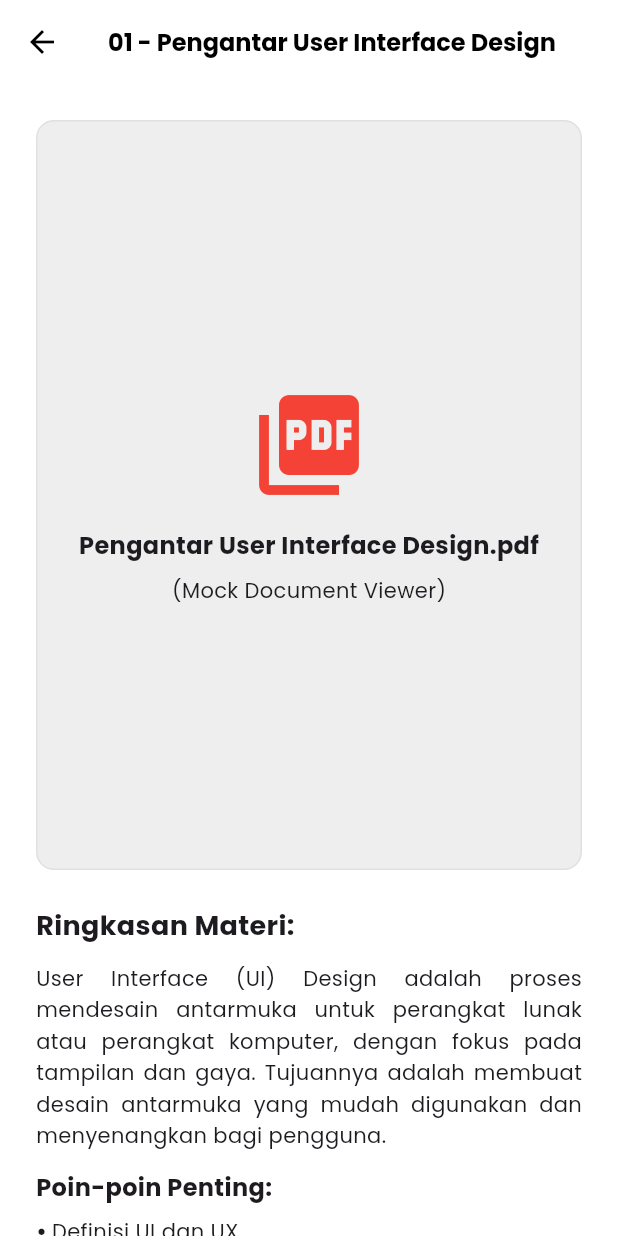
After one commit to iqbalurrofiq/Lentera2, a Flutter app: the IntroductionUIDPage screen opened directly, on a phone screen of 412 x 824 dp. The commit adds this screen. Run offline on Flutter 3.47's test engine with Material 3 defaults, Android fonts, the phone set to English and light mode, and no system bars; our stand-ins replace google_fonts.

Commit message:
Isi Button pengantar user interface design

```diff
--- /dev/null
+++ b/lentera/lib/pages/introduction_uid_page.dart
@@ -0,0 +1,88 @@
+import 'package:flutter/material.dart';
+import '../theme/colors.dart';
+
+class IntroductionUIDPage extends StatelessWidget {
+  const IntroductionUIDPage({super.key});
+
+  @override
+  Widget build(BuildContext context) {
+    return Scaffold(
+      backgroundColor: Colors.white,
+      appBar: AppBar(
+        leading: const BackButton(color: Colors.black),
+        title: const Text(
+          '01 - Pengantar User Interface Design',
+          style: TextStyle(color: Colors.black, fontWeight: FontWeight.bold, fontSize: 16),
+        ),
+        centerTitle: true,
+        backgroundColor: Colors.white,
+        elevation: 0,
+      ),
+      body: SingleChildScrollView(
+        padding: const EdgeInsets.all(24.0),
+        child: Column(
+          crossAxisAlignment: CrossAxisAlignment.start,
+          children: [
+            // Simulating a PDF or Document View
+            Container(
+              width: double.infinity,
+              height: 500, // Placeholder height
+              decoration: BoxDecoration(
+                color: Colors.grey[200],
+                border: Border.all(color: Colors.grey[300]!),
+                borderRadius: BorderRadius.circular(12),
+              ),
+              child: const Column(
+                mainAxisAlignment: MainAxisAlignment.center,
+                children: [
+                  Icon(Icons.picture_as_pdf, size: 80, color: Colors.red),
+                  SizedBox(height: 16),
+                  Text(
+                    'Pengantar User Interface Design.pdf',
+                    style: TextStyle(fontSize: 16, fontWeight: FontWeight.bold),
+                  ),
+                  SizedBox(height: 8),
+                  Text('(Mock Document Viewer)'),
+                ],
+              ),
+            ),
+            const SizedBox(height: 24),
+            const Text(
+              'Ringkasan Materi:',
+              style: TextStyle(fontSize: 18, fontWeight: FontWeight.bold),
+            ),
+            const SizedBox(height: 12),
+            const Text(
+              'User Interface (UI) Design adalah proses mendesain antarmuka untuk perangkat lunak atau perangkat komputer, dengan fokus pada tampilan dan gaya. Tujuannya adalah membuat desain antarmuka yang mudah digunakan dan menyenangkan bagi pengguna.',
+              style: TextStyle(fontSize: 14, height: 1.5),
+              textAlign: TextAlign.justify,
+            ),
+            const SizedBox(height: 12),
+            const Text(
+              'Poin-poin Penting:',
+              style: TextStyle(fontSize: 16, fontWeight: FontWeight.bold),
+            ),
+            const SizedBox(height: 8),
+            _buildBulletPoint('Definisi UI dan UX'),
+            _buildBulletPoint('Pentingnya UI yang baik'),
+            _buildBulletPoint('Komponen dasar UI'),
+            _buildBulletPoint('Prinsip-prinsip desain visual'),
+          ],
+        ),
+      ),
+    );
+  }
+
+  Widget _buildBulletPoint(String text) {
+    return Padding(
+      padding: const EdgeInsets.only(bottom: 8.0),
+      child: Row(
+        crossAxisAlignment: CrossAxisAlignment.start,
+        children: [
+          const Text('• ', style: TextStyle(fontSize: 14, fontWeight: FontWeight.bold)),
+          Expanded(child: Text(text, style: const TextStyle(fontSize: 14))),
+        ],
+      ),
+    );
+  }
+}
--- a/lentera/lib/pages/material_detail_page.dart
+++ b/lentera/lib/pages/material_detail_page.dart
@@ -1,6 +1,7 @@
 import 'package:flutter/material.dart';
 import 'package:url_launcher/url_launcher.dart';
 import '../theme/colors.dart';
+import 'introduction_uid_page.dart'; // Add this import
 
 class MaterialDetailPage extends StatefulWidget {
   const MaterialDetailPage({super.key});
@@ -182,6 +183,11 @@ class _MaterialDetailPageState extends State<MaterialDetailPage> with SingleTick
                   );
                 }
               }
+            } else if (item['title'] == 'Pengantar User Interface Design') {
+               Navigator.push(
+                context,
+                MaterialPageRoute(builder: (context) => const IntroductionUIDPage()),
+              );
             }
           },
           child: Container(
```
